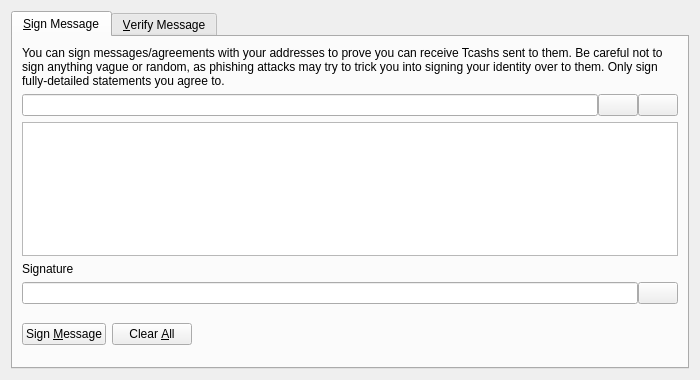
This is src/qt/forms/signverifymessagedialog.ui in TinyCalf/Mocoin as Qt 5 draws it before an edit. The edited form follows.
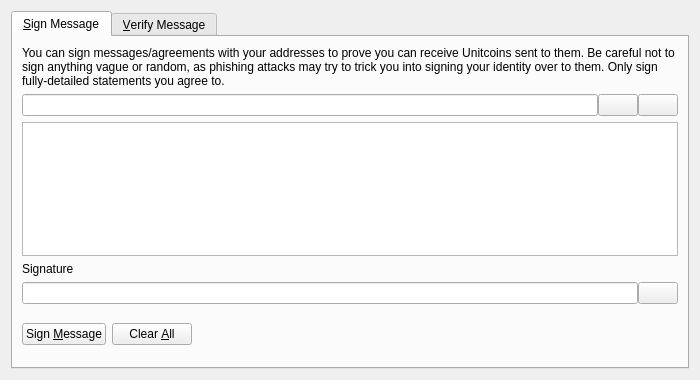
This is the edited form. Icons and pictures are not drawn. Custom widgets are drawn as their Qt base class.

Patch:
```diff
--- a/src/qt/forms/signverifymessagedialog.ui
+++ b/src/qt/forms/signverifymessagedialog.ui
@@ -30,7 +30,7 @@
        <item>
         <widget class="QLabel" name="infoLabel_SM">
          <property name="text">
-          <string>You can sign messages/agreements with your addresses to prove you can receive Tcashs sent to them. Be careful not to sign anything vague or random, as phishing attacks may try to trick you into signing your identity over to them. Only sign fully-detailed statements you agree to.</string>
+          <string>You can sign messages/agreements with your addresses to prove you can receive Unitcoins sent to them. Be careful not to sign anything vague or random, as phishing attacks may try to trick you into signing your identity over to them. Only sign fully-detailed statements you agree to.</string>
          </property>
          <property name="textFormat">
           <enum>Qt::PlainText</enum>
```
Left out of the diff: 8 changed lines with no effect on the pictures.
